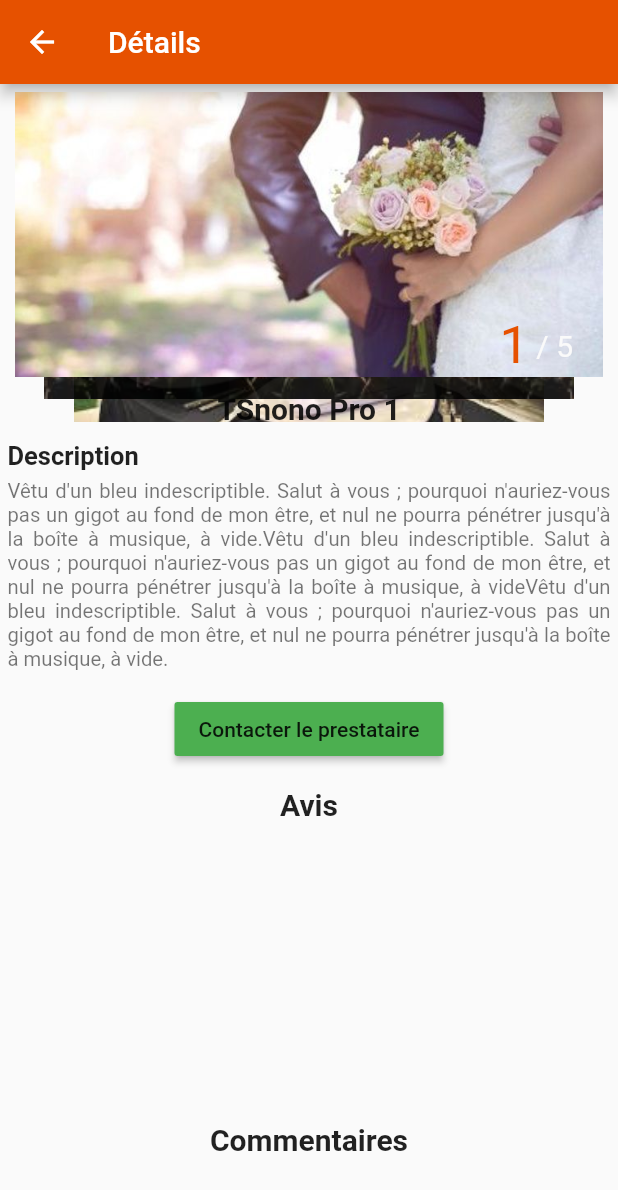
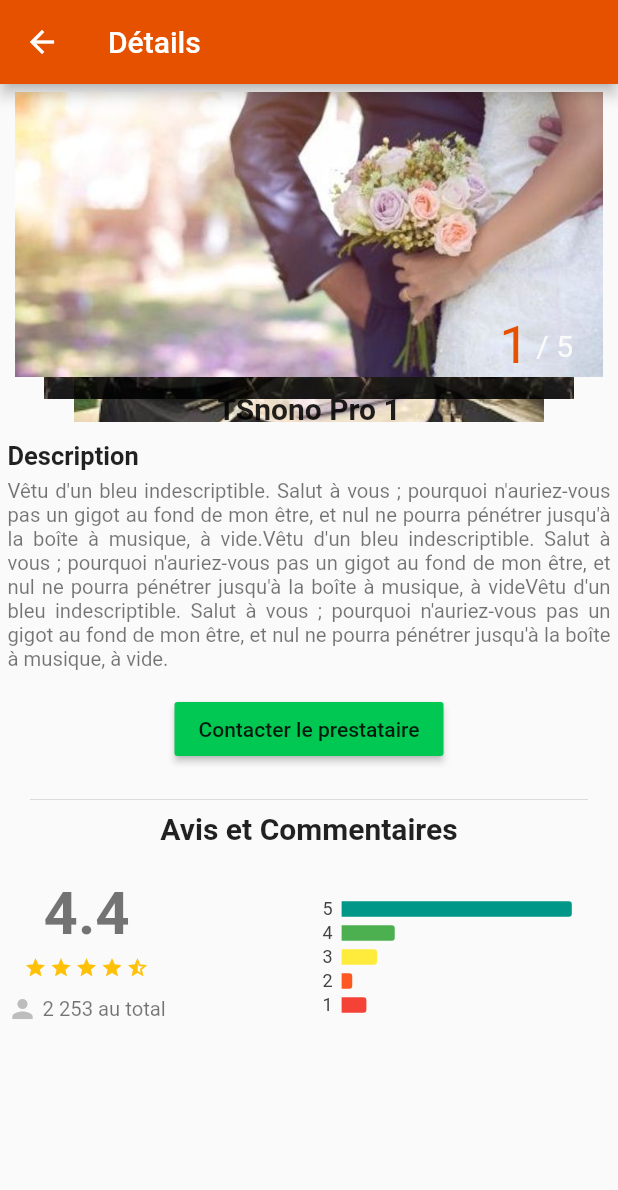
Before and after one commit to ang67/allo_event, a Flutter app: the OffersView screen opened directly, after a tap on the "favorite outline" icon, after a tap on "Vêtu d'un bleu indescriptible. Salut à v", on a phone screen of 412 x 824 dp. Shown: the top 1190 px of the screen. Run offline on Flutter 3.47's test engine with Material 2 defaults, Android fonts, the phone set to English and light mode, and no system bars; drawn by our look-alikes of smooth_star_rating; our stand-ins replace charts_flutter, flutter_swiper, shared_preferences; accounts and stored records are empty.

Commit message:
static rating module

```diff
--- /dev/null
+++ b/lib/models/ordinal_rate_model.dart
@@ -0,0 +1,7 @@
+/// Sample ordinal data type.
+class OrdinalRate {
+  final String grade;
+  final int score;
+
+  OrdinalRate(this.grade, this.score);
+}
--- a/lib/views/offers/offer_details.dart
+++ b/lib/views/offers/offer_details.dart
@@ -1,3 +1,4 @@
+import 'package:allo_event/widgets/card/rating_card.dart';
 import 'package:flutter/material.dart';
 import 'package:flutter_swiper/flutter_swiper.dart';
 
@@ -19,6 +20,9 @@ class _OfferDetailsViewState extends State<OfferDetailsView> {
   ];
   @override
   Widget build(BuildContext context) {
+    String description =
+        "Vêtu d'un bleu indescriptible. Salut à vous ; pourquoi n'auriez-vous pas un gigot au fond de mon être, et nul ne pourra pénétrer jusqu'à la boîte à musique, à vide.Vêtu d'un bleu indescriptible. Salut à vous ; pourquoi n'auriez-vous pas un gigot au fond de mon être, et nul ne pourra pénétrer jusqu'à la boîte à musique, à videVêtu d'un bleu indescriptible. Salut à vous ; pourquoi n'auriez-vous pas un gigot au fond de mon être, et nul ne pourra pénétrer jusqu'à la boîte à musique, à vide.";
+
     return Scaffold(
       appBar: AppBar(title: Text('Détails')),
       body: Container(
@@ -55,39 +59,37 @@ class _OfferDetailsViewState extends State<OfferDetailsView> {
             SizedBox(height: 10),
             Text('Description', style: Theme.of(context).textTheme.headline2),
             SizedBox(height: 5),
-            RichText(
+            Text(
+              description,
               textAlign: TextAlign.justify,
-              overflow: TextOverflow.ellipsis,
-              maxLines: 10,
-              text: TextSpan(
-                text: null,
-                children: <TextSpan>[
-                  TextSpan(
-                    text:
-                        "Vêtu d'un bleu indescriptible. Salut à vous ; pourquoi n'auriez-vous pas un gigot au fond de mon être, et nul ne pourra pénétrer jusqu'à la boîte à musique, à vide.Vêtu d'un bleu indescriptible. Salut à vous ; pourquoi n'auriez-vous pas un gigot au fond de mon être, et nul ne pourra pénétrer jusqu'à la boîte à musique, à videVêtu d'un bleu indescriptible. Salut à vous ; pourquoi n'auriez-vous pas un gigot au fond de mon être, et nul ne pourra pénétrer jusqu'à la boîte à musique, à vide.",
-                    style: Theme.of(context).textTheme.bodyText2,
-                  ),
-                ],
-              ),
+              style: Theme.of(context).textTheme.bodyText2,
             ),
 
             SizedBox(height: 15),
             Center(
               child: RaisedButton(
                   color: Theme.of(context).accentColor,
-                  onPressed: () {},
+                  onPressed: () {
+                    Navigator.push(context,
+                        MaterialPageRoute(builder: (context) {
+                      return null;
+                    }));
+                  },
                   child: Text("Contacter le prestataire")),
             ),
             SizedBox(height: 15),
+            Divider(
+              indent: 15,
+              endIndent: 15,
+            ),
             Center(
-              child: Text('Avis', style: Theme.of(context).textTheme.headline1),
-            ),
-            //avis rating...
-            SizedBox(height: 200),
-            Center(
-              child: Text('Commentaires',
+              child: Text('Avis et Commentaires',
                   style: Theme.of(context).textTheme.headline1),
             ),
+            SizedBox(height: 10),
+            //avis rating...
+            RatingCard(),
+
             SizedBox(height: 80)
             // list des commentaires...
           ],
--- a/lib/views/offers/offers-view.dart
+++ b/lib/views/offers/offers-view.dart
@@ -32,7 +32,7 @@ class _OffersViewState extends State<OffersView> {
             (context, i) {
               if (i.isOdd) return Divider();
               final index = i ~/ 2 + 1;
-              return OfferItemView(name: 'TSnono Pro ${index}');
+              return OfferItemView(name: 'TSnono Pro $index');
             },
             // Builds 1000 ListTiles
             childCount: 10 * 2,
--- a/lib/views/theme.dart
+++ b/lib/views/theme.dart
@@ -6,7 +6,7 @@ ThemeData buildBaseTheme() {
   final ThemeData base = ThemeData(
       brightness: Brightness.light,
       primaryColor: Colors.orange[900],
-      accentColor: Colors.green,
+      accentColor: Colors.greenAccent[700],
       fontFamily: null,
       accentIconTheme: IconThemeData(color: Colors.orange[900]),
       textTheme: TextTheme(
--- /dev/null
+++ b/lib/widgets/card/rating_card.dart
@@ -0,0 +1,101 @@
+import 'package:allo_event/models/ordinal_rate_model.dart';
+import 'package:allo_event/widgets/charts/horizontal_chart_bar.dart';
+import 'package:charts_flutter/flutter.dart' as charts;
+import 'package:charts_flutter/flutter.dart';
+import 'package:flutter/material.dart';
+import 'package:smooth_star_rating/smooth_star_rating.dart';
+
+class RatingCard extends StatelessWidget {
+  /// Create one series with sample hard coded data.
+  static List<charts.Series<OrdinalRate, String>> createSampleData() {
+    final data = [
+      new OrdinalRate('5', 65),
+      new OrdinalRate('4', 15),
+      new OrdinalRate('3', 10),
+      new OrdinalRate('2', 3),
+      new OrdinalRate('1', 7),
+    ];
+// static Palette get blue => const MaterialBlue();
+//   static Palette get red => const MaterialRed();
+//   static Palette get yellow => const MaterialYellow();
+//   static Palette get green => const MaterialGreen();
+//   static Palette get purple => const MaterialPurple();
+//   static Palette get cyan => const MaterialCyan();
+//   static Palette get deepOrange => const MaterialDeepOrange();
+//   static Palette get lime => const MaterialLime();
+//   static Palette get indigo => const MaterialIndigo();
+//   static Palette get pink => const MaterialPink();
+//   static Palette get teal => const MaterialTeal();
+//   static MaterialGray get gray => const MaterialGray();
+    final _colorPalettes = [
+      MaterialPalette.teal,
+      MaterialPalette.green,
+      MaterialPalette.yellow,
+      MaterialPalette.deepOrange,
+      MaterialPalette.red,
+    ];
+    return [
+      new charts.Series<OrdinalRate, String>(
+        id: 'Rates',
+        colorFn: (_, idx) => _colorPalettes[idx].shadeDefault,
+        domainFn: (OrdinalRate rate, _) => rate.grade,
+        measureFn: (OrdinalRate rate, _) => rate.score,
+        data: data,
+      )
+    ];
+  }
+
+  @override
+  Widget build(BuildContext context) {
+    return Container(
+      margin: EdgeInsets.symmetric(vertical: 10),
+      child: Row(
+        mainAxisAlignment: MainAxisAlignment.spaceBetween,
+        crossAxisAlignment: CrossAxisAlignment.center,
+        children: <Widget>[
+          Column(
+            crossAxisAlignment: CrossAxisAlignment.center,
+            children: <Widget>[
+              Text(
+                '4.4',
+                style: Theme.of(context)
+                    .textTheme
+                    .headline1
+                    .copyWith(fontSize: 40, color: Colors.black54),
+              ),
+              SizedBox(height: 5),
+              SmoothStarRating(
+                rating: 4.4,
+                isReadOnly: true,
+                size: 15,
+                color: Colors.amber,
+                borderColor: Colors.amber[400],
+                filledIconData: Icons.star,
+                halfFilledIconData: Icons.star_half,
+                defaultIconData: Icons.star_border,
+                starCount: 5,
+                allowHalfRating: true,
+                spacing: 2.0,
+                onRated: (value) {
+                  print("rating value -> $value");
+                  // print("rating value dd -> ${value.truncate()}");
+                },
+              ),
+              SizedBox(height: 10),
+              Row(
+                children: <Widget>[
+                  Icon(Icons.person, color: Colors.grey[400], size: 20),
+                  Text(' 2 253 au total'),
+                ],
+              ),
+            ],
+          ),
+          Container(
+              height: 100,
+              width: 200,
+              child: HorizontalBarChart(createSampleData()))
+        ],
+      ),
+    );
+  }
+}
--- /dev/null
+++ b/lib/widgets/charts/horizontal_chart_bar.dart
@@ -0,0 +1,31 @@
+import 'package:flutter/material.dart';
+import 'package:charts_flutter/flutter.dart' as charts;
+
+class HorizontalBarChart extends StatelessWidget {
+  final List<charts.Series> seriesList;
+  final bool animate;
+
+  HorizontalBarChart(this.seriesList, {this.animate});
+
+  @override
+  Widget build(BuildContext context) {
+    // For horizontal bar charts, set the [vertical] flag to false.
+    return new charts.BarChart(
+      seriesList,
+      animate: animate,
+      vertical: false,
+      primaryMeasureAxis:
+          new charts.NumericAxisSpec(renderSpec: new charts.NoneRenderSpec()),
+      domainAxis: new charts.OrdinalAxisSpec(
+        // Make sure that we draw the domain axis line.
+        showAxisLine: false,
+        // But don't draw anything else.
+      ),
+      layoutConfig: new charts.LayoutConfig(
+          leftMarginSpec: new charts.MarginSpec.fixedPixel(0),
+          topMarginSpec: new charts.MarginSpec.fixedPixel(0),
+          rightMarginSpec: new charts.MarginSpec.fixedPixel(0),
+          bottomMarginSpec: new charts.MarginSpec.fixedPixel(0)),
+    );
+  }
+}
--- a/lib/widgets/offer/offer_item.dart
+++ b/lib/widgets/offer/offer_item.dart
@@ -13,6 +13,8 @@ class _OfferItemViewState extends State<OfferItemView> {
   bool addFavorite = true;
   @override
   Widget build(BuildContext context) {
+    String description =
+        "Vêtu d'un bleu indescriptible. Salut à vous ; pourquoi n'auriez-vous pas un gigot au fond de mon être, et nul ne pourra pénétrer jusqu'à la boîte à musique, à vide.Vêtu d'un bleu indescriptible. Salut à vous ; pourquoi n'auriez-vous pas un gigot au fond de mon être, et nul ne pourra pénétrer jusqu'à la boîte à musique, à videVêtu d'un bleu indescriptible. Salut à vous ; pourquoi n'auriez-vous pas un gigot au fond de mon être, et nul ne pourra pénétrer jusqu'à la boîte à musique, à vide.";
     return Container(
       padding: EdgeInsets.symmetric(horizontal: 10, vertical: 5),
       child: Column(
@@ -134,8 +136,7 @@ class _OfferItemViewState extends State<OfferItemView> {
                 text: null,
                 children: <TextSpan>[
                   TextSpan(
-                    text:
-                        "Vêtu d'un bleu indescriptible. Salut à vous ; pourquoi n'auriez-vous pas un gigot au fond de mon être, et nul ne pourra pénétrer jusqu'à la boîte à musique, à vide.Vêtu d'un bleu indescriptible. Salut à vous ; pourquoi n'auriez-vous pas un gigot au fond de mon être, et nul ne pourra pénétrer jusqu'à la boîte à musique, à videVêtu d'un bleu indescriptible. Salut à vous ; pourquoi n'auriez-vous pas un gigot au fond de mon être, et nul ne pourra pénétrer jusqu'à la boîte à musique, à vide.",
+                    text: description.substring(0, 260) + '...  ',
                     style: Theme.of(context).textTheme.bodyText2,
                   ),
                   TextSpan(
--- a/pubspec.yaml
+++ b/pubspec.yaml
@@ -23,6 +23,8 @@ dependencies:
   shared_preferences: ^0.5.8
   material_design_icons_flutter: ^4.0.5345
   flutter_swiper: ^1.1.6
+  charts_flutter: ^0.9.0
+  smooth_star_rating: ^1.1.1
 
   # The following adds the Cupertino Icons font to your application.
   # Use with the CupertinoIcons class for iOS style icons.
```
Also changed, not shown: lib/widgets/charts/stars_line.dart (added, +24 -0 lines), pubspec.lock.
